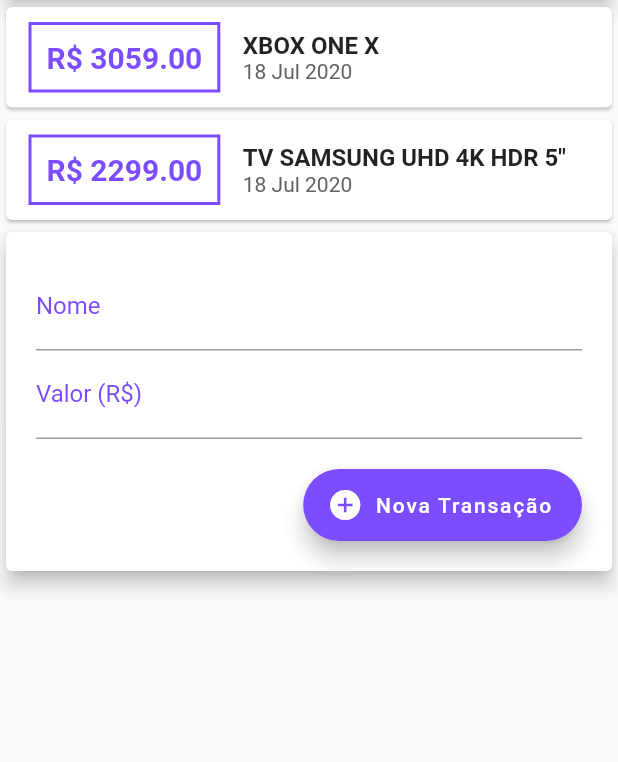
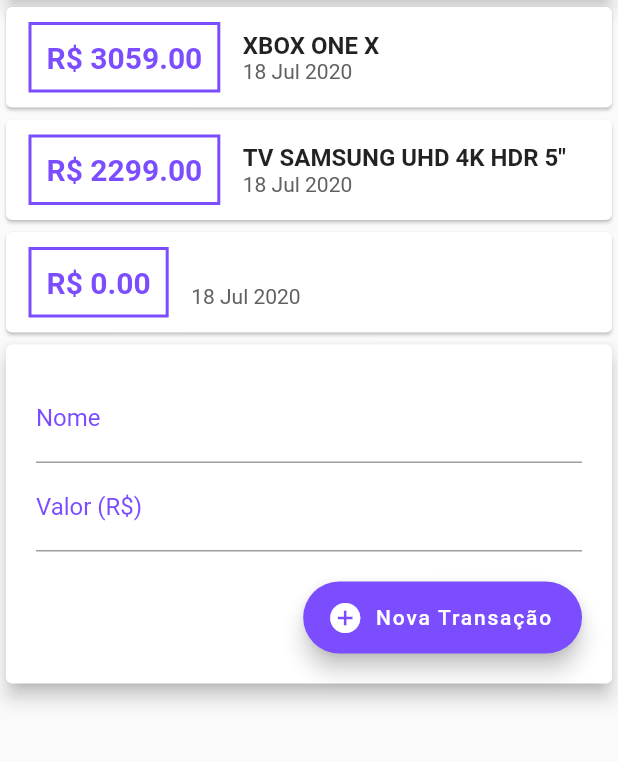
Before and after one commit to airtonferreira/daily-expenses, a Flutter app: the screen it shows after launch, after a tap on "Nova Transação", on a phone screen of 412 x 824 dp, the part 119-881 px from its top. Run offline on Flutter 3.47's test engine with Material 2 defaults, Android fonts, the phone set to English and light mode, and no system bars.

Commit message:
add new transaction render

```diff
--- a/lib/components/transaction_db.dart
+++ b/lib/components/transaction_db.dart
@@ -41,7 +41,10 @@ class _TransactionDbState extends State<TransactionDb> {
   @override
   Widget build(BuildContext context) {
     return Column(
-      children: <Widget>[TransactionList(_transactions), TransactionForm()],
+      children: <Widget>[
+        TransactionList(_transactions),
+        TransactionForm(_addTransaction)
+      ],
     );
   }
 }
--- a/lib/components/transaction_form.dart
+++ b/lib/components/transaction_form.dart
@@ -3,6 +3,10 @@ import 'package:flutter/material.dart';
 class TransactionForm extends StatelessWidget {
   final titleController = TextEditingController();
   final priceController = TextEditingController();
+
+  final void Function(String, double) onSubmit;
+
+  TransactionForm(this.onSubmit);
 
   @override
   Widget build(BuildContext context) {
@@ -31,8 +35,11 @@ class TransactionForm extends StatelessWidget {
                 children: <Widget>[
                   FloatingActionButton.extended(
                     onPressed: () {
-                      print(
-                          'Nome: ${titleController.text} Preço: ${priceController.text}');
+                      final title = titleController.text;
+                      final price =
+                          double.tryParse(priceController.text) ?? 0.0;
+
+                      onSubmit(title, price);
                     },
                     icon: Icon(Icons.add_circle),
                     label: Text('Nova Transação'),
```
